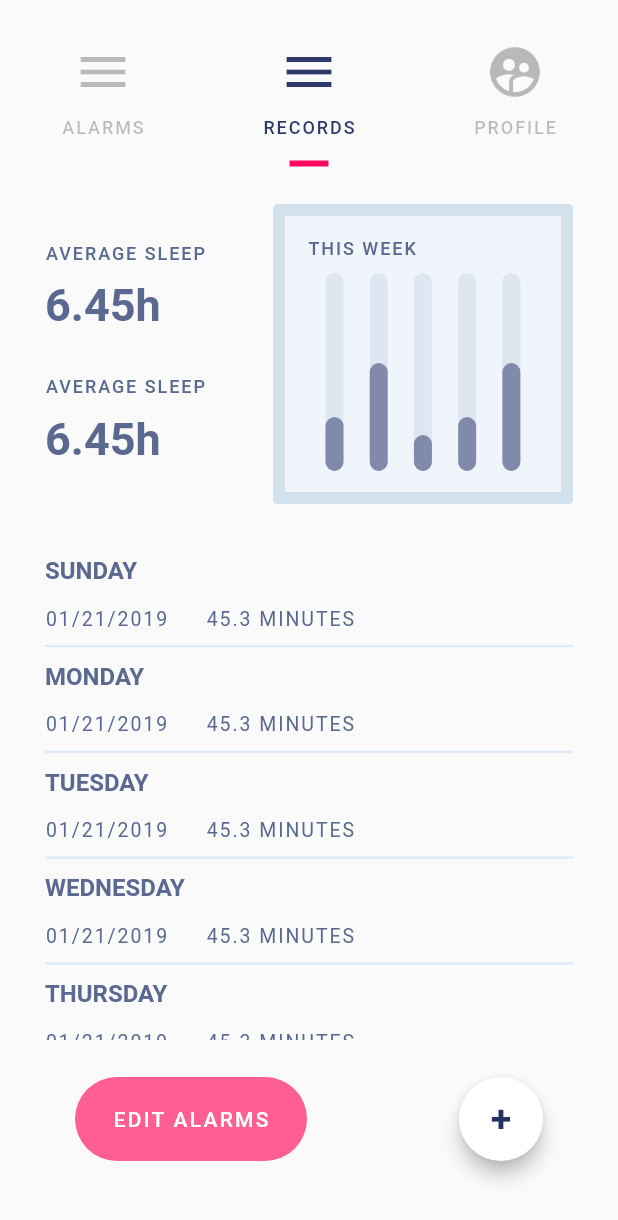
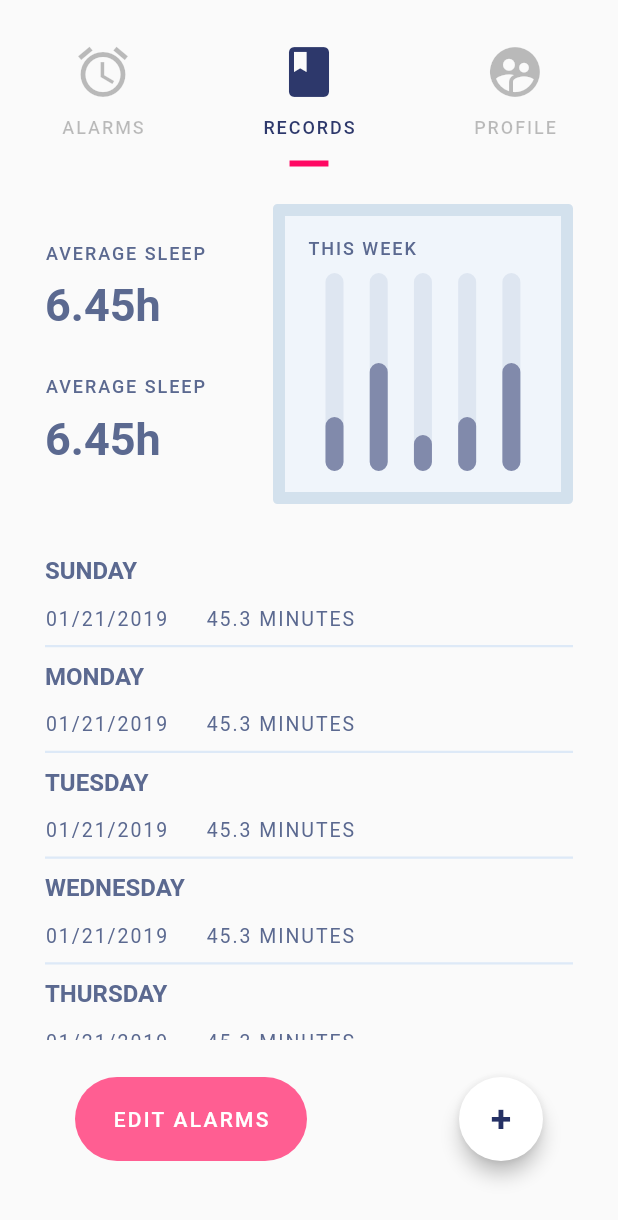
Before and after one commit to hanifsgy/clockApp, a Flutter app: the screen it shows after launch, tab 2 chosen, on a phone screen of 412 x 824 dp. Shown: the top 1220 px of the screen. Run offline on Flutter 3.47's test engine with Material 2 defaults, Android fonts, the phone set to English and light mode, and no system bars.

Commit message:
updating some icons

```diff
--- a/lib/main.dart
+++ b/lib/main.dart
@@ -58,11 +58,11 @@ class AppClock extends StatelessWidget {
                                 tabs: [
                                   Tab(
                                     text: "ALARMS",
-                                    icon: Icon(Icons.menu, size: 40),
+                                    icon: Icon(Icons.access_alarm, size: 40),
                                   ),
                                   Tab(
                                     text: "RECORDS",
-                                    icon: Icon(Icons.menu, size: 40),
+                                    icon: Icon(Icons.book, size: 40),
                                   ),
                                   Tab(
                                     text: "PROFILE",
--- a/lib/screens/first_screen.dart
+++ b/lib/screens/first_screen.dart
@@ -69,8 +69,6 @@ class FirstTab extends StatelessWidget {
                   )
                 ],
               ),
-
-
           ],
         )
       ],
--- a/lib/screens/second_screen.dart
+++ b/lib/screens/second_screen.dart
@@ -113,6 +113,29 @@ class SecondTab extends StatelessWidget {
               fontColor: _fontColor,
               smallFontSpacing: _smallFontSpacing,
               day: "THURSDAY"),
+          RecordItem(
+              fontColor: _fontColor,
+              smallFontSpacing: _smallFontSpacing,
+              day: "FRIDAY"),
+          RecordItem(
+              fontColor: _fontColor,
+              smallFontSpacing: _smallFontSpacing,
+              day: "FRIDAY"),
+          RecordItem(
+              fontColor: _fontColor,
+              smallFontSpacing: _smallFontSpacing,
+              day: "SATURDAY"),  RecordItem(
+              fontColor: _fontColor,
+              smallFontSpacing: _smallFontSpacing,
+              day: "WEDNESDAY"),
+          RecordItem(
+              fontColor: _fontColor,
+              smallFontSpacing: _smallFontSpacing,
+              day: "THURSDAY"),
+          RecordItem(
+              fontColor: _fontColor,
+              smallFontSpacing: _smallFontSpacing,
+              day: "FRIDAY"),
           RecordItem(
               fontColor: _fontColor,
               smallFontSpacing: _smallFontSpacing,
```
